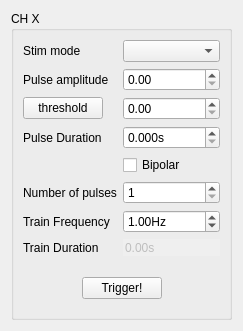
First picture: the form in src/SimpleModeWidget.ui, repository MarinManuel/StimJimGUI, before the edit.
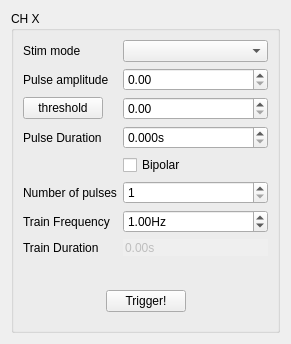
Second picture: the form after the edit. Icons and pictures are not drawn. Custom widgets are drawn as their Qt base class.

Commit message: spinboxes now only update when the widget loses focus or the user presses the enter key

The edit to the form file:
```diff
--- a/src/SimpleModeWidget.ui
+++ b/src/SimpleModeWidget.ui
@@ -6,8 +6,8 @@
    <rect>
     <x>0</x>
     <y>0</y>
-    <width>238</width>
-    <height>311</height>
+    <width>291</width>
+    <height>344</height>
    </rect>
   </property>
   <property name="windowTitle">
@@ -229,6 +229,11 @@
    <extends>QDoubleSpinBox</extends>
    <header location="global">src.scientific_spinbox</header>
   </customwidget>
+  <customwidget>
+   <class>DelayScienDSpinBox</class>
+   <extends>QDoubleSpinBox</extends>
+   <header location="global">src.GUI</header>
+  </customwidget>
  </customwidgets>
  <tabstops>
   <tabstop>stimModeComboBox</tabstop>
```
Left out of the diff: 8 changed lines with no effect on the pictures. The commit also changes 2 other files.
